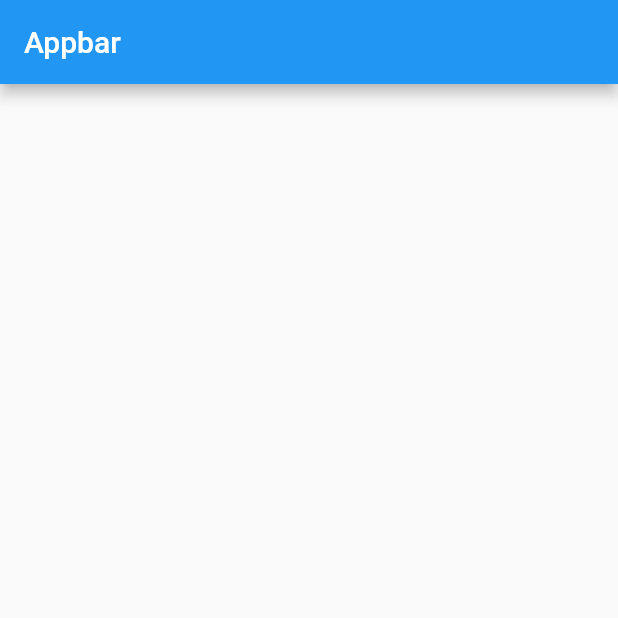
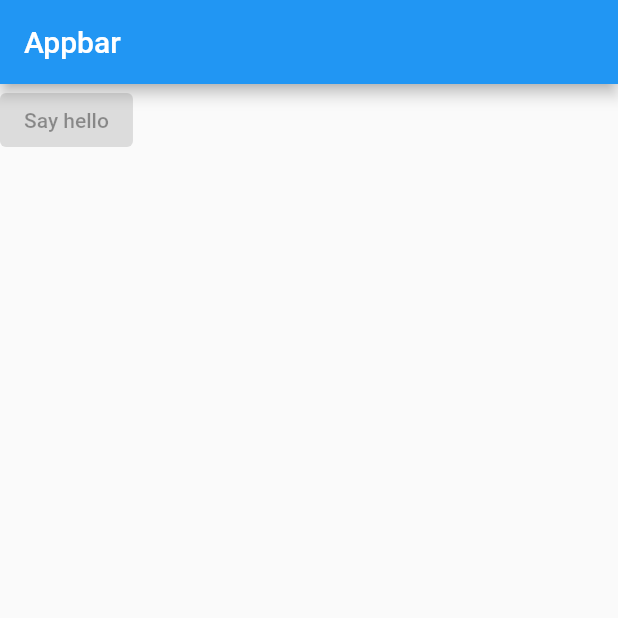
Before and after one commit to ajnart/flutter, a Flutter app: the screen it shows after launch, on a phone screen of 412 x 824 dp, the top half of it. Run offline on Flutter 3.47's test engine with Material 2 defaults, Android fonts, the phone set to English and light mode, and no system bars.

Commit message:
Added a simple button

```diff
--- a/quizz/lib/main.dart
+++ b/quizz/lib/main.dart
@@ -10,6 +10,9 @@ class App extends StatelessWidget {
         appBar: AppBar(
           title: Text('Appbar'),
         ),
+        body: Column(children: <Widget>[
+          ElevatedButton(onPressed: null, child: Text('Say hello'), autofocus: true,)
+        ],),
       ),
     );
   }
```
